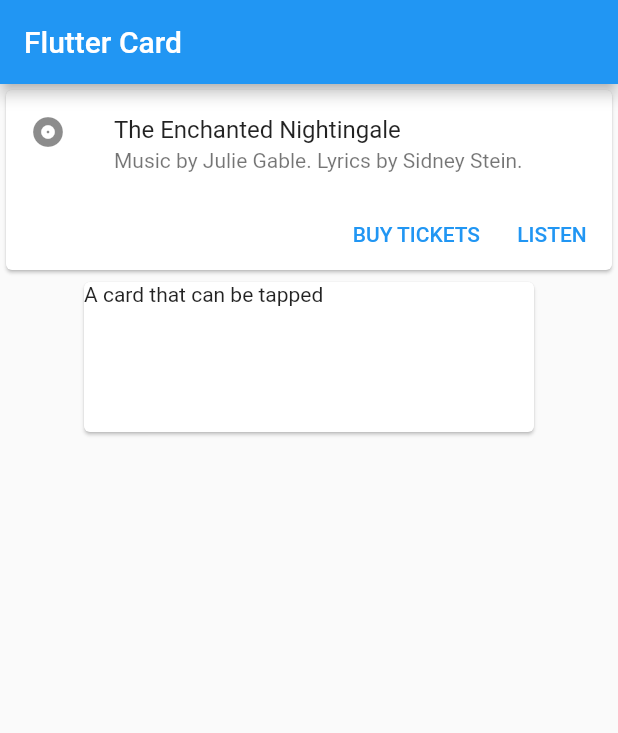
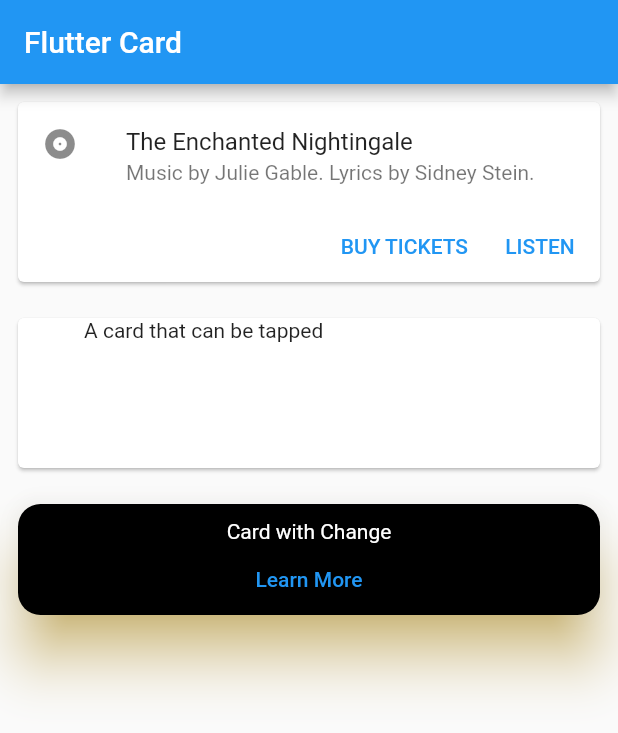
Before and after one commit to MUmerYasin/flutter_test_01, a Flutter app: the screen it shows after launch, on a phone screen of 412 x 824 dp. Shown: the top 733 px of the screen. Run offline on Flutter 3.47's test engine with Material 2 defaults, Android fonts, the light colour scheme and no system bars; our stand-ins replace flutter_neumorphic, flutter_spinkit, font_awesome_flutter, share, validators.

Commit message:
Use Card

```diff
--- a/lib/card_Testing.dart
+++ b/lib/card_Testing.dart
@@ -26,8 +26,12 @@ class MyStatelessWidget extends StatelessWidget {
   @override
   Widget build(BuildContext context) {
     return Column(
+      mainAxisAlignment: MainAxisAlignment.start,
+      crossAxisAlignment: CrossAxisAlignment.center,
       children: [
-        Card(
+        Padding(
+          padding: const EdgeInsets.all(8.0),
+          child: Card(
             child: Column(
               mainAxisSize: MainAxisSize.min,
               children: <Widget>[
@@ -54,7 +58,10 @@ class MyStatelessWidget extends StatelessWidget {
               ],
             ),
           ),
-        Card(
+        ),
+        Padding(
+          padding: const EdgeInsets.all(8.0),
+          child: Card(
             child: InkWell(
               splashColor: Colors.blue.withAlpha(30),
               onTap: (){
@@ -63,16 +70,50 @@ class MyStatelessWidget extends StatelessWidget {
                       );
               },
 
+              child: Center(
                 child: const SizedBox(
                   width: 300,
                   height: 100,
                   child: Text('A card that can be tapped'),
                 ),
+              ),
 
 
 
             ),
-        )
+          ),
+        ),
+
+        Padding(
+          padding: const EdgeInsets.all(8.0),
+          child: Card(
+
+            color: Colors.black,
+            shadowColor: Colors.amber,
+            elevation: 16,
+
+            shape: RoundedRectangleBorder(
+              borderRadius: BorderRadius.circular(15),
+            ),
+             child: Column(
+               mainAxisAlignment: MainAxisAlignment.center,
+               children: [
+                 SizedBox(
+                     width:500.0,
+                     height: 10,
+                 ),
+                 Text('Card with Change', style: TextStyle(color: Colors.white,),),
+
+                 TextButton(onPressed: (){
+                   ScaffoldMessenger.of(context).showSnackBar(
+                     const SnackBar(content: Text('Nothing to Learn More')),
+                   );
+                 }, child: Text('Learn More'),),
+               ],
+             ),
+
+          ),
+        ),
 
       ],
     );
```
Lines whose indentation alone changed are shown as unchanged.
